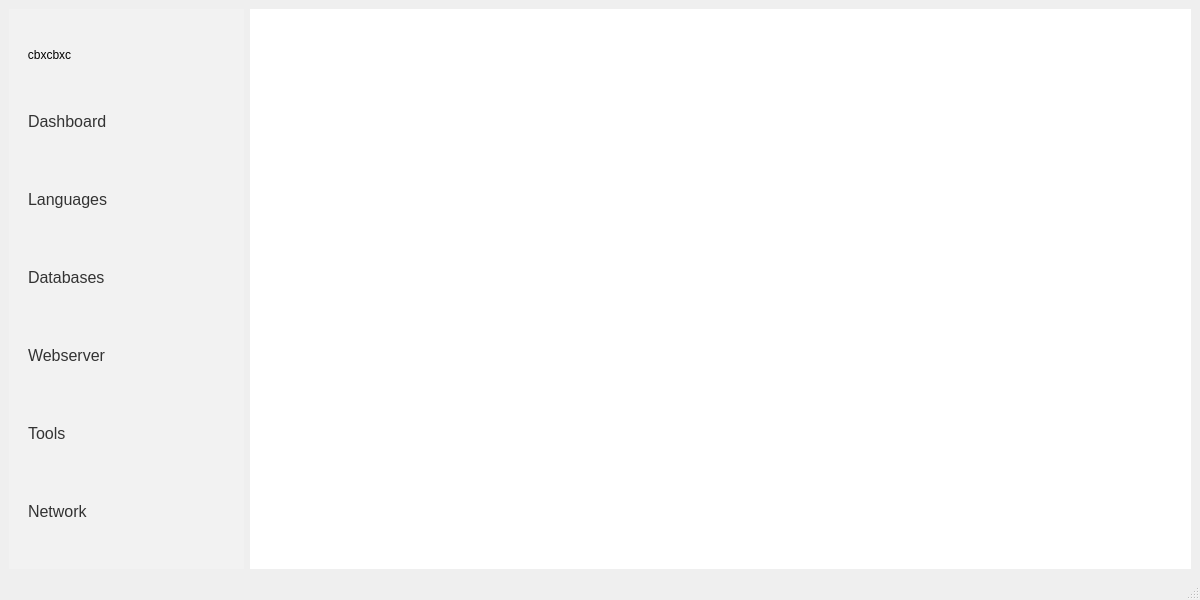
The window that ui/forms/main_window.ui (Newt-Louis/literate-barnacle) describes before a commit, drawn with Qt 5.
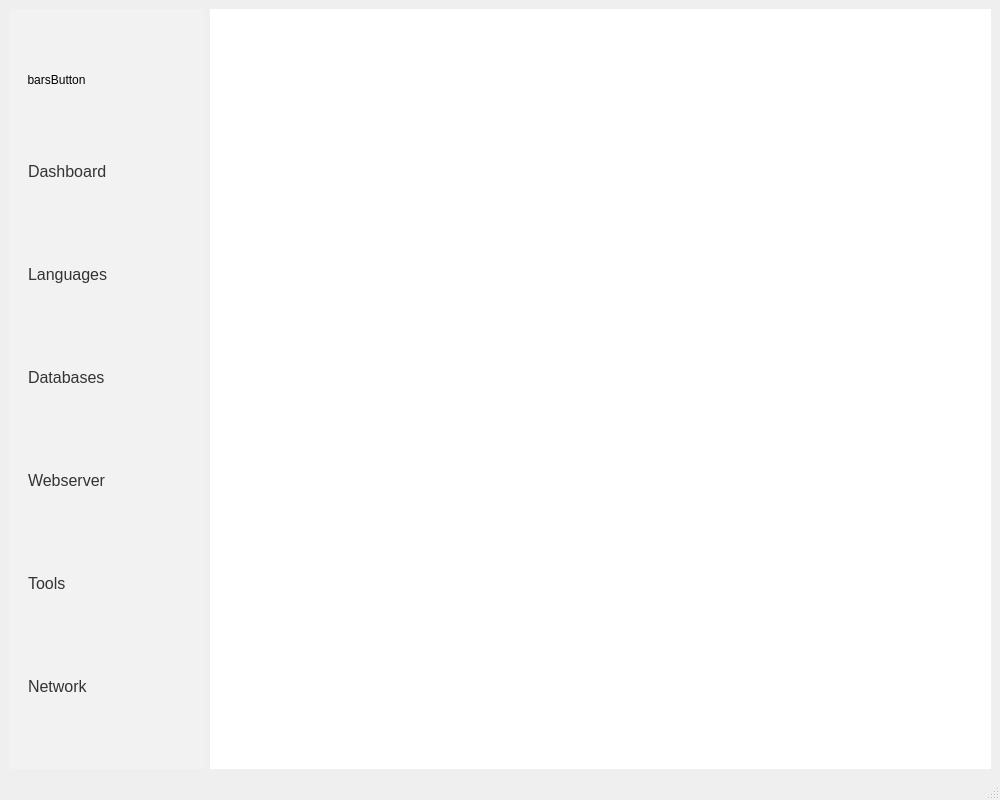
The same window after the commit. Icons and pictures are not drawn.

Diff of the .ui file:
```diff
--- a/ui/forms/main_window.ui
+++ b/ui/forms/main_window.ui
@@ -6,8 +6,8 @@
    <rect>
     <x>0</x>
     <y>0</y>
-    <width>1200</width>
-    <height>600</height>
+    <width>1000</width>
+    <height>800</height>
    </rect>
   </property>
   <property name="windowTitle">
@@ -68,7 +68,7 @@
 }</string>
          </property>
          <property name="text">
-          <string>cbxcbxc</string>
+          <string>barsButton</string>
          </property>
          <property name="icon">
           <iconset resource="../resources/icons.qrc">
```
Left out of the diff: 4 changed lines with no effect on the pictures.
